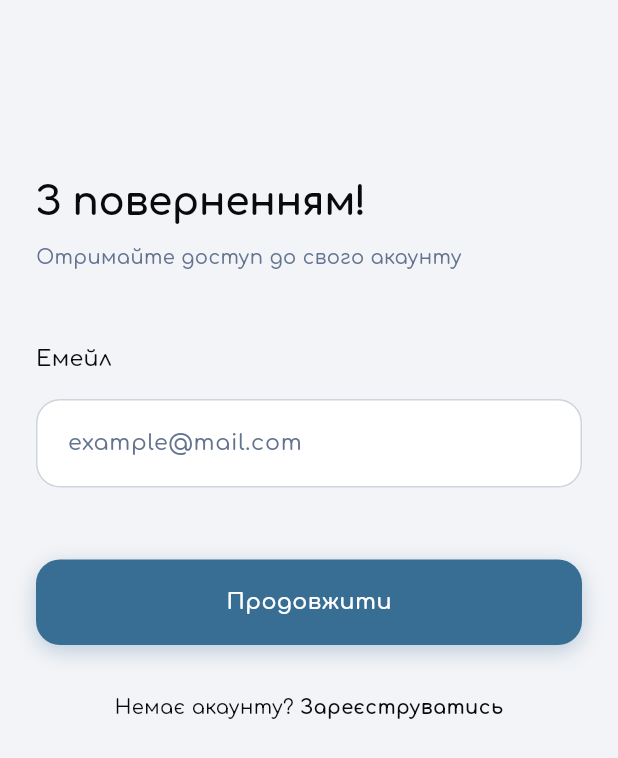
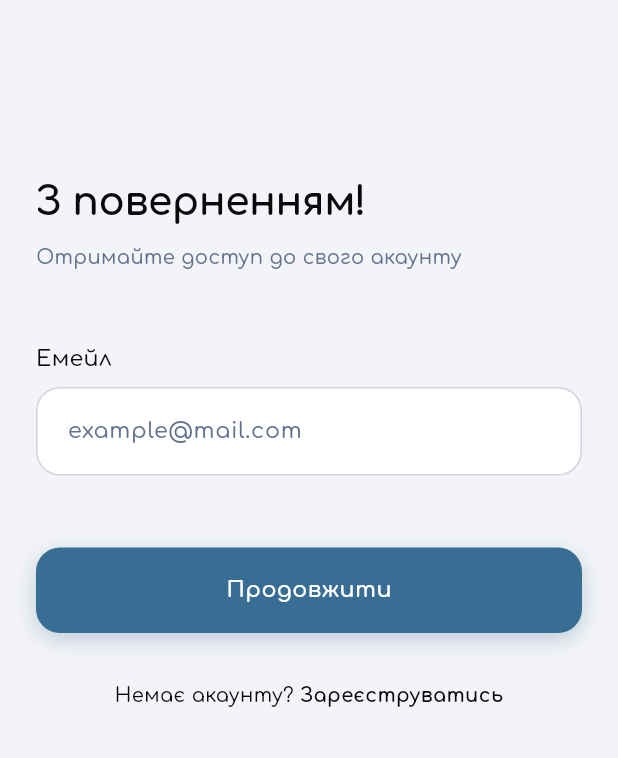
Before and after one commit to serafindanyil/flutter-labs-2026, a Flutter app: the screen it shows after launch, on a phone screen of 412 x 824 dp. Shown: the top 758 px of the screen. Run offline on Flutter 3.47's test engine with Material 3 defaults, Android fonts, the phone set to English and light mode, and no system bars; our stand-ins replace flutter_secure_storage, google_fonts, lucide_icons_flutter; accounts and stored records are empty.

Commit message:
fix: adjust spacing in authentication pages for consistency

```diff
--- a/first_lab/lib/pages/auth/login_email_page.dart
+++ b/first_lab/lib/pages/auth/login_email_page.dart
@@ -57,7 +57,7 @@ class _LoginEmailPageState extends State<LoginEmailPage> {
       subtitle: 'Отримайте доступ до свого акаунту',
       children: [
         Text('Емейл', style: Theme.of(context).textTheme.titleMedium),
-        const SizedBox(height: AuthConstants.spacingSmall),
+        const SizedBox(height: AuthConstants.spacingXXSmall),
         PrimaryTextField(
           hintText: 'example@mail.com',
           controller: _controller,
--- a/first_lab/lib/pages/auth/login_password_page.dart
+++ b/first_lab/lib/pages/auth/login_password_page.dart
@@ -81,7 +81,7 @@ class _LoginPasswordPageState extends State<LoginPasswordPage> {
       onBack: () => Navigator.of(context).pop(),
       children: [
         Text('Пароль', style: Theme.of(context).textTheme.titleMedium),
-        const SizedBox(height: AuthConstants.spacingSmall),
+        const SizedBox(height: AuthConstants.spacingXXSmall),
         PrimaryTextField(
           hintText: 'Ваш пароль',
           controller: _controller,
--- a/first_lab/lib/pages/auth/register_email_page.dart
+++ b/first_lab/lib/pages/auth/register_email_page.dart
@@ -81,7 +81,7 @@ class _RegisterEmailPageState extends State<RegisterEmailPage> {
           'Введіть ваше ім\'я',
           style: Theme.of(context).textTheme.titleMedium,
         ),
-        const SizedBox(height: AuthConstants.spacingSmall),
+        const SizedBox(height: AuthConstants.spacingXXSmall),
         PrimaryTextField(
           hintText: 'Ім\'я',
           controller: _nameController,
@@ -91,7 +91,7 @@ class _RegisterEmailPageState extends State<RegisterEmailPage> {
         ),
         const SizedBox(height: AuthConstants.spacingMedium),
         Text('Емейл', style: Theme.of(context).textTheme.titleMedium),
-        const SizedBox(height: AuthConstants.spacingSmall),
+        const SizedBox(height: AuthConstants.spacingXXSmall),
         PrimaryTextField(
           hintText: 'example@mail.com',
           controller: _emailController,
--- a/first_lab/lib/pages/auth/register_password_page.dart
+++ b/first_lab/lib/pages/auth/register_password_page.dart
@@ -81,7 +81,7 @@ class _RegisterPasswordPageState extends State<RegisterPasswordPage> {
       onBack: () => Navigator.of(context).pop(),
       children: [
         Text('Пароль', style: Theme.of(context).textTheme.titleMedium),
-        const SizedBox(height: AuthConstants.spacingSmall),
+        const SizedBox(height: AuthConstants.spacingXXSmall),
         PrimaryTextField(
           hintText: 'Мінімум ${AuthConstants.minPasswordLength} символів',
           controller: _controller,
```
